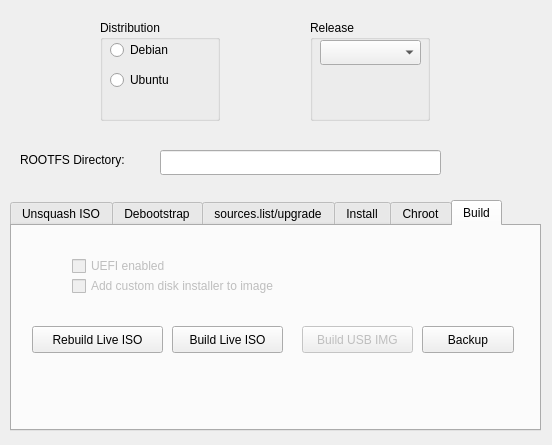
Fred-Barclay/debroot, file debrootform.ui: the form before one commit.
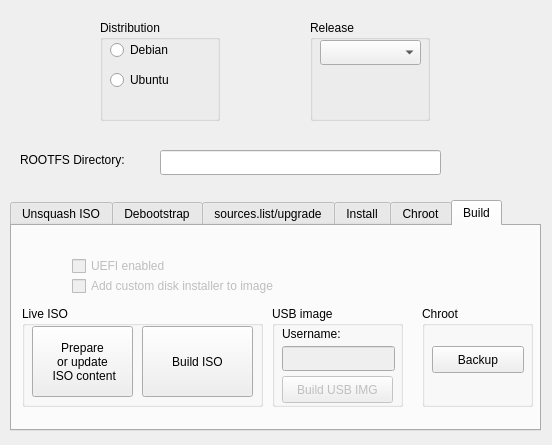
The form after the commit. The open tabs and pages were chosen to show the change.

Commit message: Update interface and add/change button names.

The edit to the form file:
```diff
--- a/debrootform.ui
+++ b/debrootform.ui
@@ -458,38 +458,6 @@
     <attribute name="title">
      <string>Build</string>
     </attribute>
-    <widget class="QPushButton" name="pushButtonBuildLiveISO">
-     <property name="enabled">
-      <bool>true</bool>
-     </property>
-     <property name="geometry">
-      <rect>
-       <x>160</x>
-       <y>100</y>
-       <width>111</width>
-       <height>27</height>
-      </rect>
-     </property>
-     <property name="text">
-      <string>Build Live ISO</string>
-     </property>
-    </widget>
-    <widget class="QPushButton" name="pushButtonBuildUSBIMG">
-     <property name="enabled">
-      <bool>false</bool>
-     </property>
-     <property name="geometry">
-      <rect>
-       <x>290</x>
-       <y>100</y>
-       <width>111</width>
-       <height>27</height>
-      </rect>
-     </property>
-     <property name="text">
-      <string>Build USB IMG</string>
-     </property>
-    </widget>
     <widget class="QCheckBox" name="checkBoxUEFI">
      <property name="enabled">
       <bool>false</bool>
@@ -522,37 +490,142 @@
       <string>Add custom disk installer to image</string>
      </property>
     </widget>
-    <widget class="QPushButton" name="pushButtonBackupROOTFS">
+    <widget class="QGroupBox" name="groupBox_4">
      <property name="geometry">
       <rect>
-       <x>410</x>
-       <y>100</y>
-       <width>92</width>
-       <height>27</height>
+       <x>10</x>
+       <y>80</y>
+       <width>241</width>
+       <height>101</height>
       </rect>
      </property>
-     <property name="toolTip">
-      <string>Backup ROOTFS directory to a .tar.gz file for future use.</string>
+     <property name="title">
+      <string>Live ISO</string>
      </property>
-     <property name="text">
-      <string>Backup</string>
-     </property>
+     <widget class="QPushButton" name="pushButtonPrepareLiveISO">
+      <property name="enabled">
+       <bool>true</bool>
+      </property>
+      <property name="geometry">
+       <rect>
+        <x>10</x>
+        <y>20</y>
+        <width>101</width>
+        <height>71</height>
+       </rect>
+      </property>
+      <property name="text">
+       <string>Prepare
+or update
+ ISO content</string>
+      </property>
+     </widget>
+     <widget class="QPushButton" name="pushButtonBuildLiveISO">
+      <property name="enabled">
+       <bool>true</bool>
+      </property>
+      <property name="geometry">
+       <rect>
+        <x>120</x>
+        <y>20</y>
+        <width>111</width>
+        <height>71</height>
+       </rect>
+      </property>
+      <property name="text">
+       <string>Build ISO</string>
+      </property>
+     </widget>
     </widget>
-    <widget class="QPushButton" name="pushButtonRebuildLiveISO">
-     <property name="enabled">
-      <bool>true</bool>
-     </property>
+    <widget class="QGroupBox" name="groupBox_5">
      <property name="geometry">
       <rect>
-       <x>20</x>
-       <y>100</y>
+       <x>260</x>
+       <y>80</y>
        <width>131</width>
-       <height>27</height>
+       <height>101</height>
       </rect>
      </property>
-     <property name="text">
-      <string>Rebuild Live ISO</string>
+     <property name="title">
+      <string>USB image</string>
      </property>
+     <widget class="QPushButton" name="pushButtonBuildUSBIMG">
+      <property name="enabled">
+       <bool>false</bool>
+      </property>
+      <property name="geometry">
+       <rect>
+        <x>10</x>
+        <y>70</y>
+        <width>111</width>
+        <height>27</height>
+       </rect>
+      </property>
+      <property name="text">
+       <string>Build USB IMG</string>
+      </property>
+     </widget>
+     <widget class="QLineEdit" name="lineEditBuildUSBUsername">
+      <property name="enabled">
+       <bool>false</bool>
+      </property>
+      <property name="geometry">
+       <rect>
+        <x>10</x>
+        <y>40</y>
+        <width>113</width>
+        <height>25</height>
+       </rect>
+      </property>
+      <property name="text">
+       <string/>
+      </property>
+      <property name="placeholderText">
+       <string/>
+      </property>
+     </widget>
+     <widget class="QLabel" name="label_5">
+      <property name="geometry">
+       <rect>
+        <x>10</x>
+        <y>20</y>
+        <width>81</width>
+        <height>16</height>
+       </rect>
+      </property>
+      <property name="text">
+       <string>Username:</string>
+      </property>
+     </widget>
+    </widget>
+    <widget class="QGroupBox" name="groupBox_6">
+     <property name="geometry">
+      <rect>
+       <x>410</x>
+       <y>80</y>
+       <width>111</width>
+       <height>101</height>
+      </rect>
+     </property>
+     <property name="title">
+      <string>Chroot</string>
+     </property>
+     <widget class="QPushButton" name="pushButtonBackupROOTFS">
+      <property name="geometry">
+       <rect>
+        <x>10</x>
+        <y>40</y>
+        <width>92</width>
+        <height>27</height>
+       </rect>
+      </property>
+      <property name="toolTip">
+       <string>Backup ROOTFS directory to a .tar.gz file for future use.</string>
+      </property>
+      <property name="text">
+       <string>Backup</string>
+      </property>
+     </widget>
     </widget>
    </widget>
   </widget>
```
Left out of the diff: 111 changed lines with no effect on the pictures. The commit also changes 4 other files.
